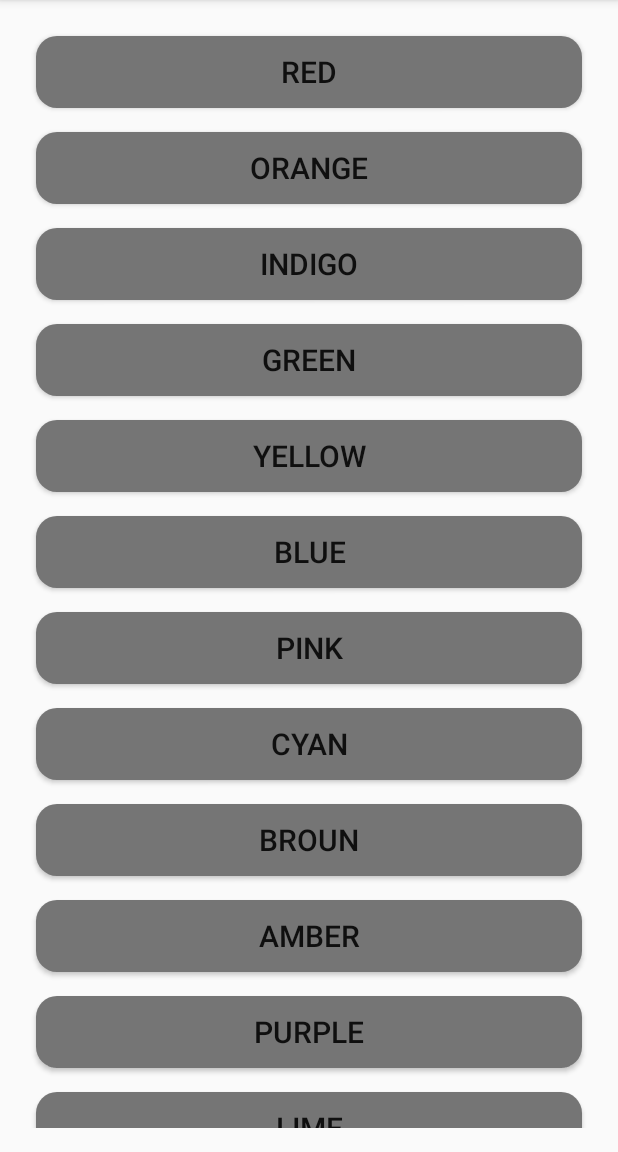
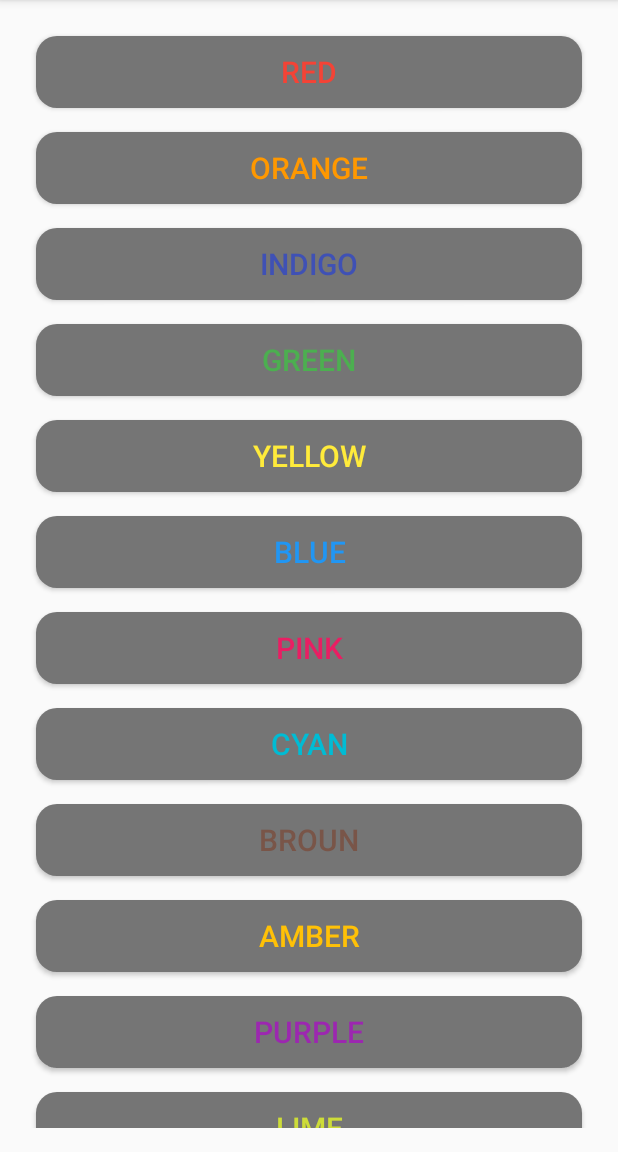
Before and after one commit to ITClassic/ColorButtons, an Android app: the screen it shows after launch (ColorButtonsActivity), on a phone screen of 412 x 824 dp, the part 84-1236 px from its top. Run offline under Robolectric (Android 15) with nearby library versions, the phone set to English and light mode, and no system bars; our stand-ins replace ButterKnife.

Commit message:
Create color of buttons and text change by click

```diff
--- a/app/build.gradle
+++ b/app/build.gradle
@@ -32,5 +32,6 @@ dependencies {
     compile "com.android.support:design:${supportVersion}"
     compile "com.jakewharton:butterknife:${butterKnifeVersion}"
     annotationProcessor "com.jakewharton:butterknife-compiler:${butterKnifeVersion}"
+    compile "com.android.support:support-annotations:${supportVersion}"
     testCompile 'junit:junit:4.12'
 }
--- a/app/src/main/java/com/shendrikov/alex/colorbuttons/ColorButtonsActivity.java
+++ b/app/src/main/java/com/shendrikov/alex/colorbuttons/ColorButtonsActivity.java
@@ -4,7 +4,6 @@ import android.os.Bundle;
 import android.support.v7.app.AppCompatActivity;
 import android.support.v7.widget.LinearLayoutManager;
 import android.support.v7.widget.RecyclerView;
-import android.util.Log;
 
 import com.shendrikov.alex.colorbuttons.adapter.ButtonsAdapter;
 import com.shendrikov.alex.colorbuttons.model.ColorButton;
@@ -22,11 +21,9 @@ public class ColorButtonsActivity extends AppCompatActivity  {
     @BindView(R.id.my_recycler_view)
     protected RecyclerView mRecyclerView;
 
-    private String[] colorsNameArray = {"Red", "Orange", "Indigo", "Green", "Yellow", "Blue",
-            "Pink", "Cyan", "Broun", "Amber", "Purple", "Lime", "Light Blue", "Teal",
-            "Light Green", "Deep Purple", "Deep Orange", "Blue Grey"};
-
+    private int[] colorsArray;
     private List<ColorButton> list;
+    ColorButton colorButton;
 
     @Override
     protected void onCreate(Bundle savedInstanceState) {
@@ -39,18 +36,20 @@ public class ColorButtonsActivity extends AppCompatActivity  {
         RecyclerView.LayoutManager layoutManager = new LinearLayoutManager(this, mRecyclerView.VERTICAL, false);
         mRecyclerView.setLayoutManager(layoutManager);
 
+        //initialize color array from color.xml
+        colorsArray = getResources().getIntArray(R.array.colors);
 
         //create and initialize list of buttons
         list = new ArrayList<>();
-        for (int i = 0; i < colorsNameArray.length; i++) {
-            ColorButton colorButton = new ColorButton();
-            colorButton.setTitle(String.valueOf(colorsNameArray[i]));
-            Log.d(LOG_TAG, "Title is " + colorButton.getTitle());
+        for (int i = 0; i < colorsArray.length; i++) {
+            colorButton = new ColorButton(getApplicationContext());
+            colorButton.setTitle(colorButton.getColorName(colorsArray[i]));
+
             list.add(colorButton);
         }
 
         // specify an adapter (see also next example)
-        ButtonsAdapter buttonsAdapter = new ButtonsAdapter(list);
+        ButtonsAdapter buttonsAdapter = new ButtonsAdapter(getBaseContext(), list);
         mRecyclerView.setAdapter(buttonsAdapter);
     }
 }
--- a/app/src/main/java/com/shendrikov/alex/colorbuttons/adapter/ButtonsAdapter.java
+++ b/app/src/main/java/com/shendrikov/alex/colorbuttons/adapter/ButtonsAdapter.java
@@ -1,10 +1,15 @@
 package com.shendrikov.alex.colorbuttons.adapter;
 
+import android.content.Context;
+import android.graphics.drawable.GradientDrawable;
+import android.support.v4.content.ContextCompat;
 import android.support.v7.widget.RecyclerView;
+import android.util.Log;
 import android.view.LayoutInflater;
 import android.view.View;
 import android.view.ViewGroup;
 import android.widget.Button;
+import android.widget.Toast;
 
 import com.shendrikov.alex.colorbuttons.R;
 import com.shendrikov.alex.colorbuttons.model.ColorButton;
@@ -21,13 +26,24 @@ import butterknife.ButterKnife;
 public class ButtonsAdapter extends RecyclerView.Adapter<ButtonsAdapter.ViewHolder> {
 
     public static final String LOG_TAG = "myLogs";
+    public ColorButton mColorButton;
+    private static String mNameId = null;
+    private static GradientDrawable gradientDrawable;
 
     // Store a member variable for the colorButtons list
     private List<ColorButton> mColorButtonsList;
+    // Store the context for easy access
+    private Context mContext;
 
     // Pass in the colorButtons list into the constructor
-    public ButtonsAdapter(List<ColorButton> colorButtonsList) {
+    public ButtonsAdapter(Context context, List<ColorButton> colorButtonsList) {
         this.mColorButtonsList = colorButtonsList;
+        mContext = context;
+    }
+
+    // Easy access to the context object in the recyclerView
+    private Context getContext() {
+        return mContext;
     }
 
     // Involves inflating a layout from XML and returning the holder
@@ -48,11 +64,16 @@ public class ButtonsAdapter extends RecyclerView.Adapter<ButtonsAdapter.ViewHold
     public void onBindViewHolder(ButtonsAdapter.ViewHolder holder, int position) {
 
         // Get the data model based on position
-        ColorButton colorButton = mColorButtonsList.get(position);
+        mColorButton = mColorButtonsList.get(position);
 
         // Set item views based on your views and data model
-        Button button = holder.colorButton;
-        button.setText(colorButton.getTitle());
+        Button button = holder.buttonView;
+        button.setText(mColorButton.getTitle());
+        button.setTextColor(ContextCompat.getColor(getContext(),
+                ColorButton.getColorId(mColorButton.getTitle())));
+
+        Log.d(LOG_TAG, "Button ID = " + button.getText() + ", color = " +
+                ColorButton.getColorId(mColorButton.getTitle()));
     }
 
     @Override
@@ -60,15 +81,74 @@ public class ButtonsAdapter extends RecyclerView.Adapter<ButtonsAdapter.ViewHold
         return mColorButtonsList.size();
     }
 
-    public static class ViewHolder extends RecyclerView.ViewHolder {
+    static class ViewHolder extends RecyclerView.ViewHolder
+            implements View.OnClickListener {
 
         @BindView(R.id.id_button)
-        Button colorButton;
+        Button buttonView;
 
         public ViewHolder(View itemView) {
             super(itemView);
 
             ButterKnife.bind(this, itemView);
+            buttonView.setOnClickListener(this);
+        }
+
+        private int defaultButtonHeight;
+
+        @Override
+        public void onClick(View view) {
+
+            gradientDrawable = (GradientDrawable) buttonView.getBackground();
+
+            if ( mNameId == null) {
+                setNewButton(view);
+                return;
+            }
+
+            if (buttonView.getText().equals(mNameId)) {
+                setDefaultButton(view);
+            } else {
+                Toast.makeText(view.getContext(), "Press the button " + mNameId + " again",
+                        Toast.LENGTH_LONG).show();
+            }
+        }
+
+        private void setNewButton(View view) {
+                mNameId = String.valueOf(buttonView.getText());
+                Log.d(LOG_TAG, "buttonView.getText() = " + buttonView.getText() +
+                        " is changed, nameId set to " + mNameId);
+
+            //get default height of button
+            defaultButtonHeight = view.getHeight();
+
+            //extend buttonView height size
+            buttonView.setHeight(defaultButtonHeight*8);
+
+            //change color of the buttonView
+            gradientDrawable.setColor(ContextCompat.getColor(view.getContext(),
+                                ColorButton.getColorId(String.valueOf(buttonView.getText()))));
+
+
+            //change text color of the buttonView
+            buttonView.setTextColor(ContextCompat.getColor(view.getContext(),
+                    R.color.colorGrey900));
+        }
+
+        private void setDefaultButton(View view) {
+            mNameId = null;
+            Log.d(LOG_TAG, "buttonView.getText() = " + buttonView.getText() +
+                    " changed to default, nameId set to " + mNameId);
+
+            buttonView.setHeight(defaultButtonHeight);
+
+          //change color of the buttonView to default
+            gradientDrawable.setColor(ContextCompat.getColor(view.getContext(),
+                    R.color.colorGrey600));
+
+            //change text color of the buttonView to default
+            buttonView.setTextColor(ContextCompat.getColor(view.getContext(),
+                                ColorButton.getColorId(String.valueOf(buttonView.getText()))));
         }
     }
 }
--- a/app/src/main/java/com/shendrikov/alex/colorbuttons/model/ColorButton.java
+++ b/app/src/main/java/com/shendrikov/alex/colorbuttons/model/ColorButton.java
@@ -1,10 +1,45 @@
 package com.shendrikov.alex.colorbuttons.model;
+
+import android.content.Context;
+import android.graphics.Color;
+import android.support.annotation.ColorRes;
+import android.util.Log;
+
+import com.shendrikov.alex.colorbuttons.R;
 
 /**
  * Created by Alex on 06.01.2017.
  */
 
 public class ColorButton {
+
+    private Context mContext;
+
+    public static final String LOG_TAG = "MyLogs";
+
+
+    public static final int RED = -769226;
+    public static final int ORANGE = -26624;
+    public static final int Indigo = -12627531;
+    public static final int GREEN = -11751600;
+    public static final int YELLOW = -5317;
+    public static final int BLUE = -14575885;
+    public static final int PINK = -1499549;
+    public static final int CYAN = -16728876;
+    public static final int BROUN = -8825528;
+    public static final int AMBER = -16121;
+    public static final int PURPLE = -6543440;
+    public static final int LIME = -3285959;
+    public static final int LIGHT_BLUE = -16537100;
+    public static final int TEAL = -16738680;
+    public static final int LIGHT_GREEN = -7617718;
+    public static final int DEEP_PURPLE = -10011977;
+    public static final int DEEP_ORANGE = -43230;
+    public static final int BLUE_GREEN = -10453621;
+
+    public ColorButton(Context context) {
+        mContext = context;
+    }
 
     private String mTitle;
 
@@ -15,4 +50,176 @@ public class ColorButton {
     public void setTitle(String title) {
         this.mTitle = title;
     }
+
+    public String getColorName(@ColorRes int colorId) {
+
+        String colorName = null;
+        switch(colorId) {
+            case ColorButton.RED:
+                Log.d(LOG_TAG, "Red = " + ColorButton.RED);
+                colorName = "Red";
+                break;
+            case ColorButton.ORANGE:
+                Log.d(LOG_TAG, "Orange = " + ColorButton.ORANGE);
+                colorName = "Orange";
+                break;
+            case ColorButton.Indigo:
+                Log.d(LOG_TAG, "Indigo = " + ColorButton.Indigo);
+                colorName = "Indigo";
+                break;
+            case ColorButton.GREEN:
+                Log.d(LOG_TAG, "Green = " + ColorButton.GREEN);
+                colorName = "Green";
+                break;
+            case ColorButton.YELLOW:
+                Log.d(LOG_TAG, "Yellow = " + ColorButton.YELLOW);
+                colorName = "Yellow";
+                break;
+            case ColorButton.BLUE:
+                Log.d(LOG_TAG, "Blue = " + ColorButton.BLUE);
+                colorName = "Blue";
+                break;
+            case ColorButton.PINK:
+                Log.d(LOG_TAG, "Pink = " + ColorButton.PINK);
+                colorName = "Pink";
+                break;
+            case ColorButton.CYAN:
+                Log.d(LOG_TAG, "Cyan = " + ColorButton.CYAN);
+                colorName = "Cyan";
+                break;
+            case ColorButton.BROUN:
+                Log.d(LOG_TAG, "Broun = " + ColorButton.BROUN);
+                colorName = "Broun";
+                break;
+            case ColorButton.AMBER:
+                Log.d(LOG_TAG, "Amber = " + ColorButton.AMBER);
+                colorName = "Amber";
+                break;
+            case ColorButton.PURPLE:
+                Log.d(LOG_TAG, "Purple = " + ColorButton.PURPLE);
+                colorName = "Purple";
+                break;
+            case ColorButton.LIME:
+                Log.d(LOG_TAG, "Lime = " + ColorButton.LIME);
+                colorName = "Lime";
+                break;
+            case ColorButton.LIGHT_BLUE:
+                colorName = "Light Blue";
+                break;
+            case ColorButton.TEAL:
+                colorName = "Teal";
+                break;
+            case ColorButton.LIGHT_GREEN:
+                colorName = "Light Green";
+                break;
+            case ColorButton.DEEP_PURPLE:
+                colorName = "Deep Purple";
+                break;
+            case ColorButton.DEEP_ORANGE:
+                colorName = "Deep Orange";
+                break;
+            case ColorButton.BLUE_GREEN:
+                colorName = "Blue Green";
+                break;
+            case Color.BLACK:
+                Log.d(LOG_TAG, "Black = " + Color.BLACK);
+                colorName = "Black";
+                break;
+            default:
+                break;
+        }
+        return colorName;
+    }
+
+    @ColorRes
+    public static int getColorId(String nameOfTheColor) {
+
+        @ColorRes
+        int resourceColor = 0;
+
+            switch(nameOfTheColor) {
+                case "Red":
+                    resourceColor = R.color.Red500;
+                    Log.d(LOG_TAG, "--getColorId()-- " + nameOfTheColor);
+                    break;
+                case "Orange":
+                    resourceColor = R.color.Orange500;
+                    Log.d(LOG_TAG, "--getColorId()-- " + nameOfTheColor);
+                    break;
+                case "Indigo":
+                    resourceColor = R.color.Indigo500;
+                    Log.d(LOG_TAG, "--getColorId()-- " + nameOfTheColor);
+                    break;
+                case "Green":
+                    resourceColor = R.color.Green500;
+                    Log.d(LOG_TAG, "--getColorId()-- " + nameOfTheColor);
+                    break;
+                case "Yellow":
+                    resourceColor = R.color.Yellow500;
+                    Log.d(LOG_TAG, "--getColorId()-- " + nameOfTheColor);
+                    break;
+                case "Blue":
+                    resourceColor = R.color.Blue500;
+                    Log.d(LOG_TAG, "--getColorId()-- " + nameOfTheColor);
+                    break;
+                case "Pink":
+                    resourceColor = R.color.Pink500;
+                    Log.d(LOG_TAG, "--getColorId()-- " + nameOfTheColor);
+                    break;
+                case "Cyan":
+                    resourceColor = R.color.Cyan500;
+                    Log.d(LOG_TAG, "--getColorId()-- " + nameOfTheColor);
+                    break;
+                case "Broun":
+                    resourceColor = R.color.Broun500;
+                    Log.d(LOG_TAG, "--getColorId()-- " + nameOfTheColor);
+                    break;
+                case "Amber":
+                    resourceColor = R.color.Amber500;
+                    Log.d(LOG_TAG, "--getColorId()-- " + nameOfTheColor);
+                    break;
+                case "Purple":
+                    resourceColor = R.color.Purple500;
+                    Log.d(LOG_TAG, "--getColorId()-- " + nameOfTheColor);
+                    break;
+                case "Lime":
+                    resourceColor = R.color.Lime500;
+                    Log.d(LOG_TAG, "--getColorId()-- " + nameOfTheColor);
+                    break;
+                case "Light Blue":
+                    resourceColor = R.color.LightBlue500;
+                    Log.d(LOG_TAG, "--getColorId()-- " + nameOfTheColor);
+                    break;
+                case "Teal":
+                    resourceColor = R.color.Teal500;
+                    Log.d(LOG_TAG, "--getColorId()-- " + nameOfTheColor);
+                    break;
+                case "Light Green":
+                    resourceColor = R.color.LightGreen500;
+                    Log.d(LOG_TAG, "--getColorId()-- " + nameOfTheColor);
+                    break;
+                case "Deep Purple":
+                    resourceColor = R.color.DeepPurple500;
+                    Log.d(LOG_TAG, "--getColorId()-- " + nameOfTheColor);
+                    break;
+                case "Deep Orange":
+                    resourceColor = R.color.DeepOrange500;
+                    Log.d(LOG_TAG, "--getColorId()-- " + nameOfTheColor);
+                    break;
+                case "Blue Green":
+                    resourceColor = R.color.BlueGreen500;
+                    Log.d(LOG_TAG, "--getColorId()-- " + nameOfTheColor);
+                    break;
+                case "Black":
+                    resourceColor = R.color.Black;
+                    Log.d(LOG_TAG, "--getColorId()-- " + nameOfTheColor);
+                    break;
+                default:
+                    resourceColor = R.color.colorGrey900;
+                    Log.d(LOG_TAG, "--getColorId()-- " + nameOfTheColor);
+
+                break;
+            }
+        return resourceColor;
+    }
 }
--- a/app/src/main/res/values/colors.xml
+++ b/app/src/main/res/values/colors.xml
@@ -3,8 +3,28 @@
     <color name="colorPrimary">#3F51B5</color>
     <color name="colorPrimaryDark">#303F9F</color>
     <color name="colorAccent">#FF4081</color>
+    <color name="colorGrey900">#212121</color>
     <color name="colorGrey600">#757575</color>
     <color name="colorGrey400">#BDBDBD</color>
+    <color name="Red500">#F44336</color>
+    <color name="Orange500">#FF9800</color>
+    <color name="Indigo500">#3F51B5</color>
+    <color name="Green500">#4CAF50</color>
+    <color name="Yellow500">#FFEB3B</color>
+    <color name="Blue500">#2196F3</color>
+    <color name="Pink500">#E91E63</color>
+    <color name="Cyan500">#00BCD4</color>
+    <color name="Broun500">#795548</color>
+    <color name="Amber500">#FFC107</color>
+    <color name="Purple500">#9C27B0</color>
+    <color name="Lime500">#CDDC39</color>
+    <color name="LightBlue500">#03A9F4</color>
+    <color name="Teal500">#009688</color>
+    <color name="LightGreen500">#8BC34A</color>
+    <color name="DeepPurple500">#673AB7</color>
+    <color name="DeepOrange500">#FF5722</color>
+    <color name="BlueGreen500">#607D8B</color>
+    <color name="Black">#000000</color>
     <array name="colors">
         <item>#F44336</item>
         <item>#FF9800</item>
@@ -24,5 +44,6 @@
         <item>#673AB7</item>
         <item>#FF5722</item>
         <item>#607D8B</item>
+        <item>#000000</item>
     </array>
 </resources>
--- a/app/src/main/res/values/styles.xml
+++ b/app/src/main/res/values/styles.xml
@@ -10,6 +10,7 @@
 
     <style name="ButtonDefault">
         <item name="android:background">@drawable/shape_button_default</item>
+        <item name="android:textColor">@color/colorGrey900</item>
         <item name="android:layout_width">match_parent</item>
         <item name="android:layout_height">wrap_content</item>
         <item name="android:layout_margin">@dimen/button_margin</item>
```
